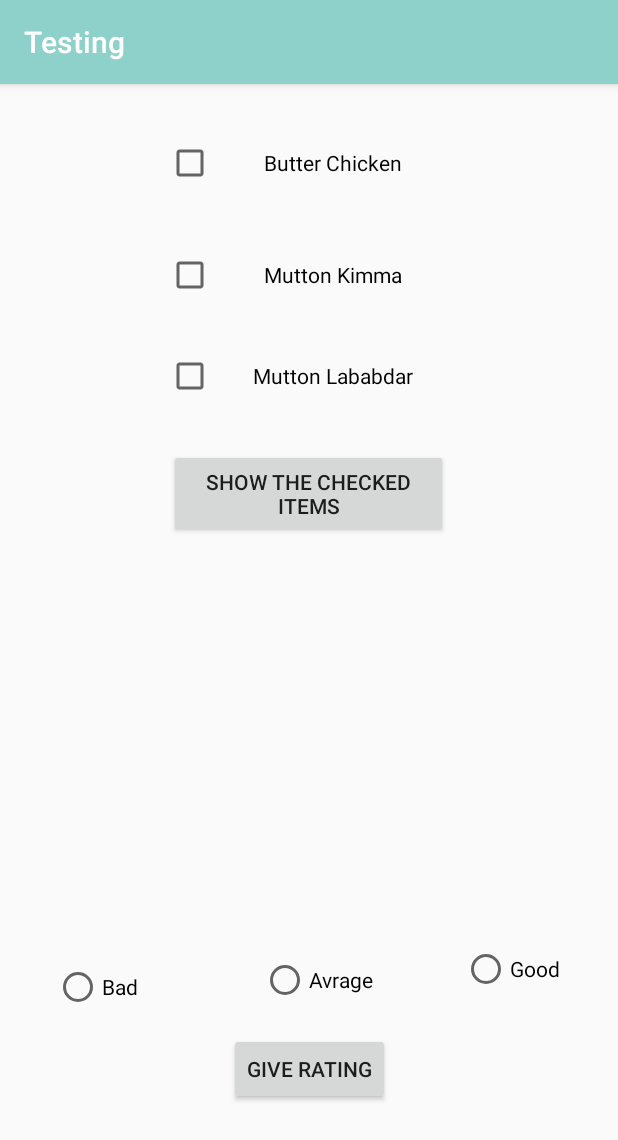
After one commit to Abhisekh-18/Testing_App, an Android app: the checkbox screen opened directly, with no data from a screen before it, on a phone screen of 412 x 824 dp. The commit adds this screen. Shown: the top 1140 px of the screen. Run offline under Robolectric (Android 15) with nearby library versions, the phone set to English and light mode, and no system bars.

Commit message:
Ordering items

```diff
--- a/app/src/main/java/com/example/testing/MainActivity.java
+++ b/app/src/main/java/com/example/testing/MainActivity.java
@@ -80,4 +80,9 @@ EditText name;
         Intent it4=new Intent(this,WebViewActivity.class);
         startActivity(it4);
     }
+
+    public void checkBox(View view) {
+        Intent it5=new Intent(this,checkbox.class);
+        startActivity(it5);
+    }
 }
--- /dev/null
+++ b/app/src/main/java/com/example/testing/checkbox.java
@@ -0,0 +1,52 @@
+package com.example.testing;
+
+import androidx.appcompat.app.AppCompatActivity;
+
+import android.os.Bundle;
+import android.view.View;
+import android.widget.CheckBox;
+import android.widget.RadioButton;
+import android.widget.Toast;
+
+public class checkbox extends AppCompatActivity {
+CheckBox c1,c2,c3;
+RadioButton r1,r2,r3;
+    @Override
+    protected void onCreate(Bundle savedInstanceState) {
+        super.onCreate(savedInstanceState);
+        setContentView(R.layout.activity_checkbox);
+        c1=findViewById(R.id.checkBox2);
+        c2=findViewById(R.id.checkBox3);
+        c3=findViewById(R.id.checkBox4);
+        r1=findViewById(R.id.radioButton);
+        r2=findViewById(R.id.radioButton2);
+        r3=findViewById(R.id.radioButton3);
+    }
+
+    public void show_checked(View view) {
+        int total=0;
+        StringBuilder msg =new StringBuilder();
+        msg.append("Selected items");
+        if(c1.isChecked())
+        {
+            total=total+150;
+            msg.append("\n Butter Chiken :Rs 150 ");
+        }
+        if(c2.isChecked())
+        {
+            total=total+250;
+            msg.append("\n Mutton Kimma  :Rs 250 ");
+        }
+        if(c3.isChecked())
+        {
+            total=total+350;
+            msg.append("\n Mutton Lababdar :Rs 350 ");
+        }
+        msg.append("Total :Rs "+total);
+        Toast.makeText(this,msg+"\nItem Ordered:"+total,Toast.LENGTH_LONG).show();
+    }
+
+    public void rating(View view) {
+
+    }
+}
--- /dev/null
+++ b/app/src/main/res/layout/activity_checkbox.xml
@@ -0,0 +1,116 @@
+<?xml version="1.0" encoding="utf-8"?>
+<androidx.constraintlayout.widget.ConstraintLayout xmlns:android="http://schemas.android.com/apk/res/android"
+    xmlns:app="http://schemas.android.com/apk/res-auto"
+    xmlns:tools="http://schemas.android.com/tools"
+    android:layout_width="match_parent"
+    android:layout_height="match_parent"
+    tools:context=".checkbox">
+
+    <CheckBox
+        android:id="@+id/checkBox2"
+        android:layout_width="189dp"
+        android:layout_height="41dp"
+        android:gravity="center"
+        android:text="Butter Chicken"
+        app:layout_constraintBottom_toBottomOf="parent"
+        app:layout_constraintEnd_toEndOf="parent"
+        app:layout_constraintHorizontal_bias="0.497"
+        app:layout_constraintStart_toStartOf="parent"
+        app:layout_constraintTop_toTopOf="parent"
+        app:layout_constraintVertical_bias="0.044" />
+
+    <CheckBox
+        android:id="@+id/checkBox3"
+        android:layout_width="189dp"
+        android:layout_height="41dp"
+        android:gravity="center"
+        android:text="Mutton Kimma"
+        app:layout_constraintBottom_toBottomOf="parent"
+        app:layout_constraintEnd_toEndOf="@+id/checkBox2"
+        app:layout_constraintHorizontal_bias="0.666"
+        app:layout_constraintStart_toStartOf="@+id/checkBox2"
+        app:layout_constraintTop_toBottomOf="@+id/checkBox2"
+        app:layout_constraintVertical_bias="0.051" />
+
+    <CheckBox
+        android:id="@+id/checkBox4"
+        android:layout_width="189dp"
+        android:layout_height="41dp"
+        android:gravity="center"
+        android:text="Mutton Lababdar"
+        app:layout_constraintBottom_toBottomOf="parent"
+        app:layout_constraintEnd_toEndOf="@+id/checkBox3"
+        app:layout_constraintHorizontal_bias="0.0"
+        app:layout_constraintStart_toStartOf="@+id/checkBox3"
+        app:layout_constraintTop_toBottomOf="@+id/checkBox3"
+        app:layout_constraintVertical_bias="0.045" />
+
+    <Button
+        android:id="@+id/button17"
+        android:layout_width="186dp"
+        android:layout_height="59dp"
+        android:onClick="show_checked"
+        android:text="Show the checked items"
+        app:layout_constraintBottom_toBottomOf="parent"
+        app:layout_constraintEnd_toEndOf="@+id/checkBox4"
+        app:layout_constraintHorizontal_bias="0.504"
+        app:layout_constraintStart_toStartOf="@+id/checkBox4"
+        app:layout_constraintTop_toBottomOf="@+id/checkBox4"
+        app:layout_constraintVertical_bias="0.057" />
+
+    <RadioButton
+        android:id="@+id/radioButton"
+        android:layout_width="79dp"
+        android:layout_height="36dp"
+        android:text="Bad"
+        app:layout_constraintBottom_toBottomOf="parent"
+        app:layout_constraintEnd_toEndOf="parent"
+        app:layout_constraintHorizontal_bias="0.108"
+        app:layout_constraintStart_toStartOf="parent"
+        app:layout_constraintTop_toTopOf="parent"
+        app:layout_constraintVertical_bias="0.798" />
+
+    <RadioButton
+        android:id="@+id/radioButton2"
+        android:layout_width="wrap_content"
+        android:layout_height="wrap_content"
+        android:text="Avrage"
+        app:layout_constraintBottom_toBottomOf="parent"
+        app:layout_constraintEnd_toStartOf="@+id/radioButton3"
+        app:layout_constraintStart_toEndOf="@+id/radioButton"
+        app:layout_constraintTop_toBottomOf="@+id/button17"
+        app:layout_constraintVertical_bias="0.643" />
+
+    <RadioButton
+        android:id="@+id/radioButton3"
+        android:layout_width="wrap_content"
+        android:layout_height="wrap_content"
+        android:layout_marginStart="285dp"
+        android:layout_marginLeft="285dp"
+        android:layout_marginTop="555dp"
+        android:layout_marginEnd="16dp"
+        android:layout_marginRight="16dp"
+        android:layout_marginBottom="144dp"
+        android:text="Good"
+        app:layout_constraintBottom_toBottomOf="parent"
+        app:layout_constraintEnd_toEndOf="parent"
+        app:layout_constraintStart_toStartOf="parent"
+        app:layout_constraintTop_toTopOf="parent" />
+
+    <Button
+        android:id="@+id/button18"
+        android:layout_width="wrap_content"
+        android:layout_height="wrap_content"
+        android:layout_marginStart="162dp"
+        android:layout_marginLeft="162dp"
+        android:layout_marginTop="614dp"
+        android:layout_marginEnd="161dp"
+        android:layout_marginRight="161dp"
+        android:layout_marginBottom="69dp"
+        android:text="Give Rating"
+        android:onClick="rating"
+        app:layout_constraintBottom_toBottomOf="parent"
+        app:layout_constraintEnd_toEndOf="parent"
+        app:layout_constraintStart_toStartOf="parent"
+        app:layout_constraintTop_toTopOf="parent" />
+</androidx.constraintlayout.widget.ConstraintLayout>
```
Also changed, not shown: app/src/main/AndroidManifest.xml (+5 -2 lines), app/src/main/java/com/example/testing/WebViewActivity.java (+15 -1 lines), app/src/main/res/layout/activity_main.xml (+13 -0 lines), app/src/main/assets/Google_files/googlelogo_color_272x92dp.png (added), app/src/main/assets/Google_files/shield_privacy_checkup_green_2x_web_96dp.png (added), 7 other files.
